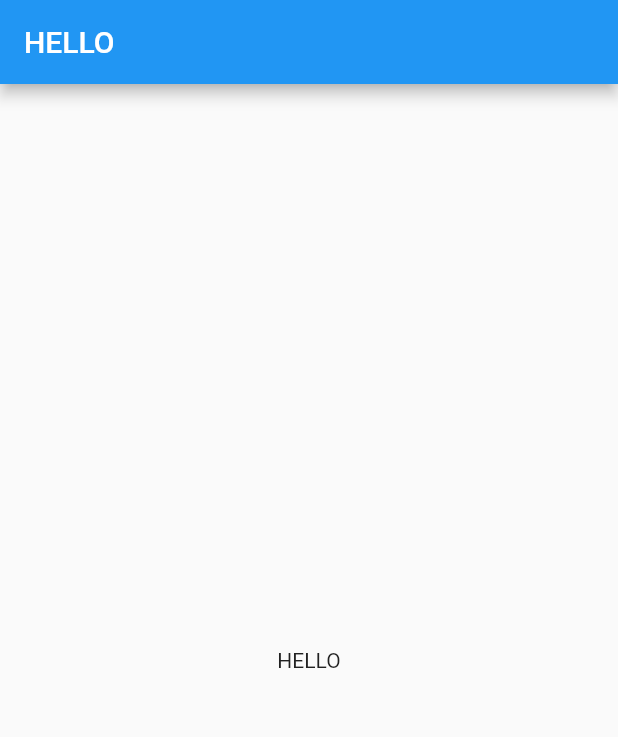
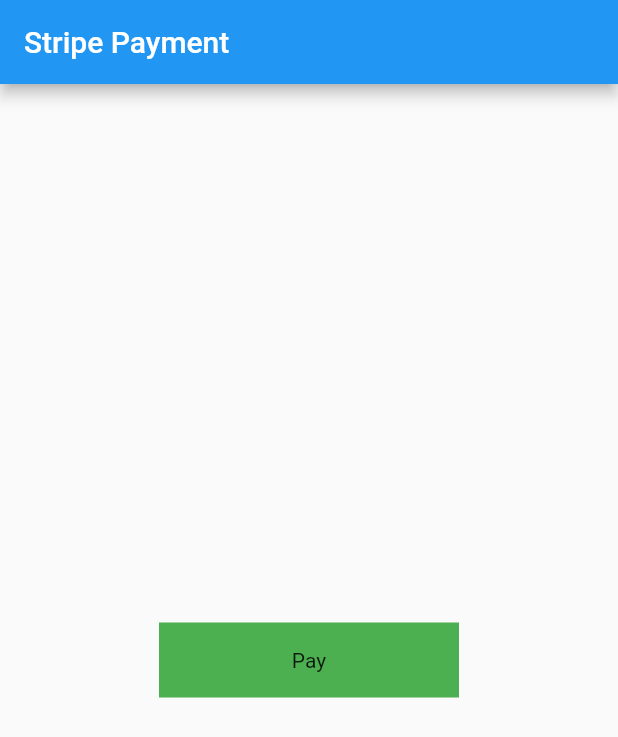
Before and after one commit to SeyaKen/FlutterStripeWithoutFunctions, a Flutter app: the screen it shows after launch, on a phone screen of 412 x 824 dp. Shown: the top 737 px of the screen. Run offline on Flutter 3.47's test engine with Material 2 defaults, Android fonts, the light colour scheme and no system bars; missing offline and left inert: flutter_stripe.

Commit message:
pre commit

```diff
--- a/lib/main.dart
+++ b/lib/main.dart
@@ -1,6 +1,10 @@
 import 'package:flutter/material.dart';
+import 'package:flutter_stripe/flutter_stripe.dart';
 
 void main() {
+  WidgetsFlutterBinding.ensureInitialized();
+  Stripe.publishableKey =
+      'pk_live_51JpJPXHOQj6xr8T2WbwJKv8hT5ViVf53YzQij37TYH1dIJBNstpvtrjOIvaID30IscC5XrllIQkE2tk9i3ezQaXI00WhExJuHW';
   runApp(const MyApp());
 }
 
@@ -9,7 +13,6 @@
   @override
   Widget build(BuildContext context) {
     return MaterialApp(
-      title: 'Flutter Demo',
       theme: ThemeData(
         primarySwatch: Colors.blue,
       ),
@@ -26,25 +29,36 @@
 }
 
 class _MyHomePageState extends State<MyHomePage> {
-
   @override
   Widget build(BuildContext context) {
     return Scaffold(
       appBar: AppBar(
-        title: const Text(
-          'HELLO'
-        ),
+        title: const Text('Stripe Payment'),
       ),
       body: Center(
         child: Column(
           mainAxisAlignment: MainAxisAlignment.center,
-          children: const [
-            Text(
-              'HELLO',
-            ),
+          crossAxisAlignment: CrossAxisAlignment.center,
+          children: [
+            InkWell(
+              onTap: () async {
+                await makePayment();
+              },
+              child: Container(
+                  height: 50,
+                  width: 200,
+                  decoration: const BoxDecoration(
+                    color: Colors.green,
+                  ),
+                  child: const Center(child: Text('Pay'))),
+            )
           ],
         ),
       ),
     );
   }
+
+  Future<void> makePayment() async {
+
+  }
 }
```
Also changed, not shown: 4 other files.
